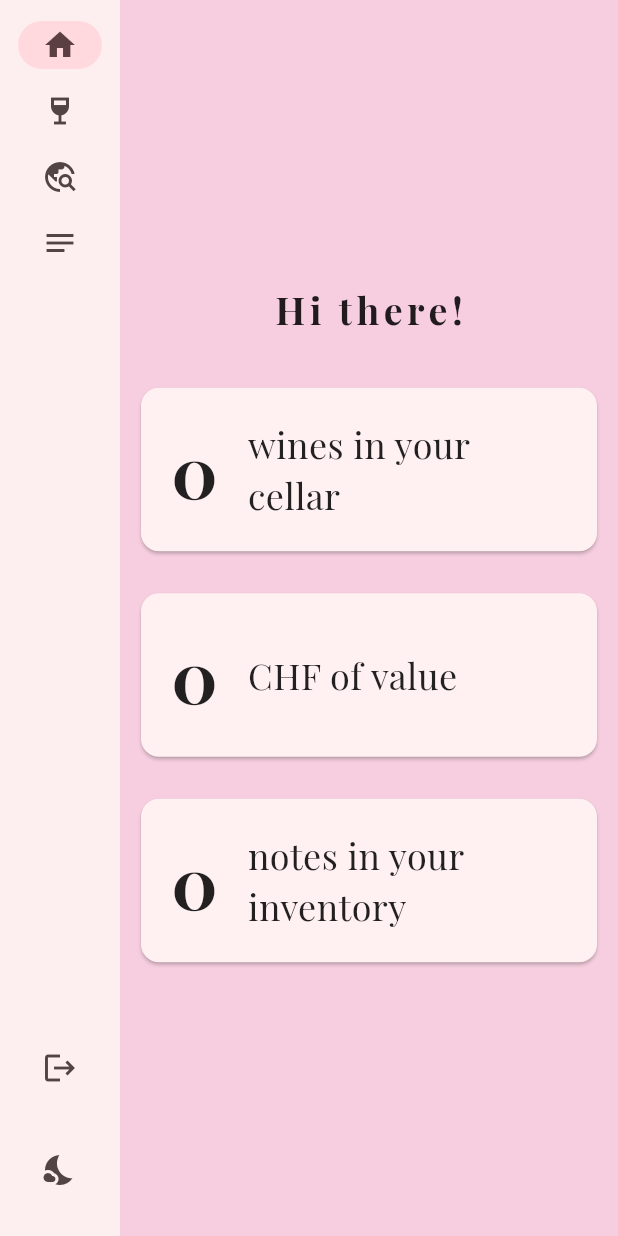
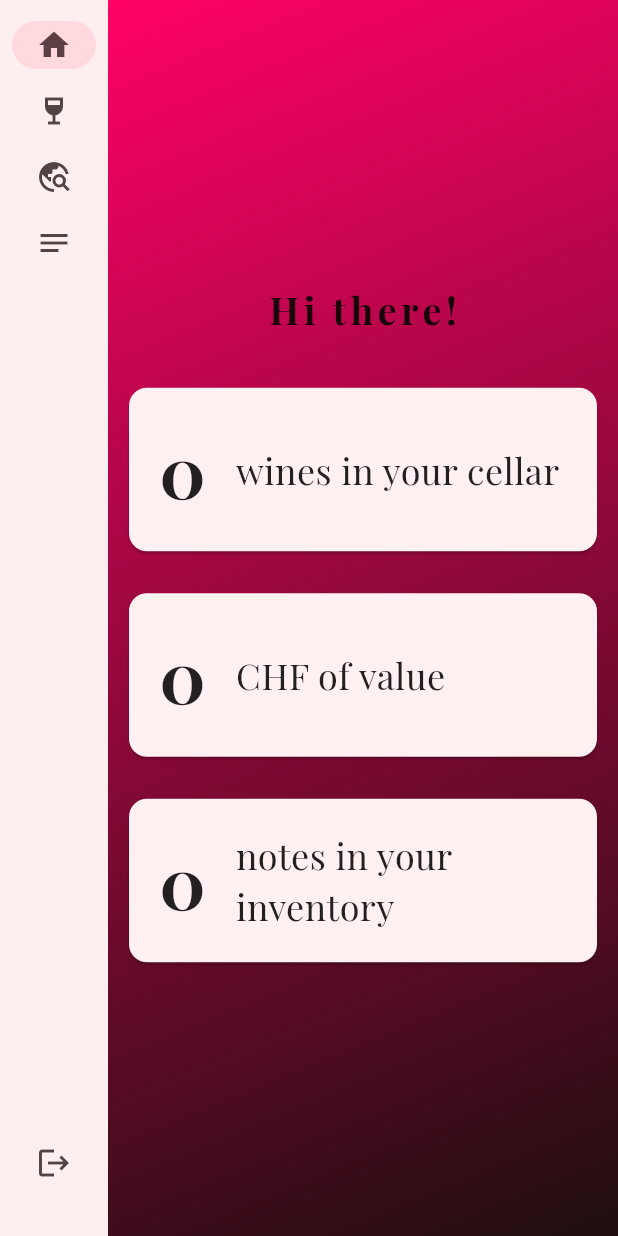
Before and after one commit to Ferrea-96/wiih, a Flutter app: the screen it shows once a user with an empty profile is signed in, on a phone screen of 412 x 824 dp. Run offline on Flutter 3.47's test engine with Material 3 defaults, Android fonts, the phone set to English and light mode, and no system bars; our stand-ins replace cloud_firestore, firebase_auth, firebase_core, firebase_storage, flutter_image_compress, google_fonts and 4 more; missing offline and left inert: firebase_app_check; accounts and stored records are empty.

Commit message:
removed darkmode and added same desgin as login ui

```diff
--- /dev/null
+++ b/lib/classes/gradient_background.dart
@@ -0,0 +1,21 @@
+import 'package:flutter/material.dart';
+
+class GradientBackground extends StatelessWidget {
+  final Widget child;
+
+  const GradientBackground({super.key, required this.child});
+
+  @override
+  Widget build(BuildContext context) {
+    return Container(
+      decoration: const BoxDecoration(
+        gradient: LinearGradient(
+          colors: [Color(0xFFff0266), Color(0xFF1E0E0E)],
+          begin: Alignment.topLeft,
+          end: Alignment.bottomRight,
+        ),
+      ),
+      child: child,
+    );
+  }
+}
--- a/lib/main.dart
+++ b/lib/main.dart
@@ -4,6 +4,7 @@ import 'package:provider/provider.dart';
 import 'package:google_fonts/google_fonts.dart';
 import 'package:firebase_auth/firebase_auth.dart';
 import 'package:wiih/classes/change_notifier.dart';
+import 'package:wiih/classes/gradient_background.dart';
 import 'package:wiih/flutter/auth_service.dart';
 import 'package:wiih/flutter/firebase_options.dart';
 import 'package:wiih/pages/login_page.dart';
@@ -44,12 +45,11 @@ class MyApp extends StatefulWidget {
 }
 
 class _MyAppState extends State<MyApp> {
-  bool _isDarkMode = false;
-
   @override
   Widget build(BuildContext context) {
     return MaterialApp(
       title: 'WIIH',
+      debugShowCheckedModeBanner: false,
       theme: ThemeData(
         useMaterial3: true,
         colorScheme: ColorScheme.fromSeed(
@@ -59,52 +59,23 @@ class _MyAppState extends State<MyApp> {
           onPrimary: Colors.white,
           secondary: const Color(0xFFc2185b),
           onSecondary: Colors.white,
-          surface:
-              const Color(0xFFFDEEEF),
-          primaryContainer: const Color(0xFFF6CEDF),
+          surface: const Color(0xFFFDEEEF),
+          primaryContainer: Colors.transparent,
           onSurface: Colors.black,
         ),
-        scaffoldBackgroundColor:
-            const Color(0xFFFDEEEF),
+        scaffoldBackgroundColor: Colors.transparent,
         textTheme: GoogleFonts.playfairDisplayTextTheme().apply(
           bodyColor: Colors.black87,
           displayColor: Colors.black87,
         ),
       ),
-      darkTheme: ThemeData(
-        useMaterial3: true,
-        colorScheme: ColorScheme.fromSeed(
-          seedColor: const Color(0xFFff0266),
-          brightness: Brightness.dark,
-          primary: const Color(0xFFff0266),
-          onPrimary: Colors.white,
-          secondary: const Color(0xFF880e4f),
-          onSecondary: Colors.white,
-          surface: const Color(0xFF1E0E0E),
-          primaryContainer: const Color(0xFF2C1A1A),
-          onSurface: Colors.white70,
-        ),
-        scaffoldBackgroundColor: const Color(0xFF1E0E0E),
-        textTheme: GoogleFonts.playfairDisplayTextTheme().apply(
-          bodyColor: Colors.white70,
-          displayColor: Colors.white70,
-        ),
-      ),
-      themeMode: _isDarkMode ? ThemeMode.dark : ThemeMode.light,
-      home: AuthenticatedApp(
-        isDarkMode: _isDarkMode,
-        onThemeToggle: (val) => setState(() => _isDarkMode = val),
-      ),
+      home: const AuthenticatedApp(),
     );
   }
 }
 
 class AuthenticatedApp extends StatelessWidget {
-  final bool isDarkMode;
-  final ValueChanged<bool> onThemeToggle;
-
-  const AuthenticatedApp(
-      {super.key, required this.isDarkMode, required this.onThemeToggle});
+  const AuthenticatedApp({super.key});
 
   @override
   Widget build(BuildContext context) {
@@ -116,10 +87,7 @@ class AuthenticatedApp extends StatelessWidget {
             body: Center(child: CircularProgressIndicator()),
           );
         } else if (snapshot.hasData) {
-          return MyHomePage(
-            isInitialLoading: true,
-            onThemeToggle: onThemeToggle,
-          );
+          return const MyHomePage(isInitialLoading: true);
         } else {
           return const LoginPage();
         }
@@ -130,11 +98,8 @@ class AuthenticatedApp extends StatelessWidget {
 
 class MyHomePage extends StatefulWidget {
   final bool isInitialLoading;
-  final ValueChanged<bool> onThemeToggle;
 
-  const MyHomePage(
-      {Key? key, required this.isInitialLoading, required this.onThemeToggle})
-      : super(key: key);
+  const MyHomePage({super.key, required this.isInitialLoading});
 
   @override
   State<MyHomePage> createState() => _MyHomePageState();
@@ -169,9 +134,13 @@ class _MyHomePageState extends State<MyHomePage> {
   Widget build(BuildContext context) {
     return LayoutBuilder(
       builder: (context, constraints) => Scaffold(
+        backgroundColor: const Color(0xFFFDEEEF), // for the whole base
         body: Row(
           children: [
-            SafeArea(
+            // ✅ Fixed white left side
+            Container(
+              width: constraints.maxWidth >= 600 ? 72 + 200 : 72,
+              color: const Color(0xFFFDEEEF),
               child: Column(
                 children: [
                   Expanded(
@@ -202,37 +171,28 @@ class _MyHomePageState extends State<MyHomePage> {
                     ),
                   ),
                   Padding(
-                    padding: const EdgeInsets.only(bottom: 20),
-                    child: IconButton(
-                        icon: Icon(Icons.logout),
-                        onPressed: (AuthService.signOut)),
+                    padding: const EdgeInsets.only(bottom: 25),
+                    child: Column(
+                      children: [
+                        IconButton(
+                            icon: const Icon(Icons.logout),
+                            onPressed: AuthService.signOut),
+                      ],
+                    ),
                   ),
-                  Padding(
-                    padding: const EdgeInsets.only(bottom: 20),
-                    child: IconButton(
-                      icon: Icon(
-                        Theme.of(context).brightness == Brightness.dark
-                            ? Icons.wb_sunny
-                            : Icons.nights_stay,
-                      ),
-                      onPressed: () {
-                        widget.onThemeToggle(
-                          Theme.of(context).brightness != Brightness.dark,
-                        );
-                      },
-                    ),
-                  )
                 ],
               ),
             ),
             Expanded(
-              child: Container(
-                color: Theme.of(context).colorScheme.primaryContainer,
-                child: _isInitialLoading
-                    ? Center(child: AnimatedWineBottleIcon())
-                    : _buildPageContent(),
+              child: GradientBackground(
+                child: Container(
+                  color: Colors.transparent,
+                  child: _isInitialLoading
+                      ? Center(child: AnimatedWineBottleIcon())
+                      : _buildPageContent(),
+                ),
               ),
-            )
+            ),
           ],
         ),
       ),
--- a/lib/pages/add_wine_page.dart
+++ b/lib/pages/add_wine_page.dart
@@ -3,6 +3,7 @@ import 'package:flutter/material.dart';
 import 'package:flutter/services.dart';
 import 'package:wiih/classes/animated_wine_bottle.dart';
 import 'package:wiih/classes/country_selection.dart';
+import 'package:wiih/classes/gradient_background.dart';
 import 'package:wiih/classes/image_helper.dart';
 import 'package:wiih/classes/type_selection.dart';
 import 'package:wiih/classes/wine/wine.dart';
@@ -31,11 +32,12 @@ class _AddWinePageState extends State<AddWinePage> {
 
   @override
   Widget build(BuildContext context) {
-    return Scaffold(
+    return LayoutBuilder(
+        builder: (context, constraints) => GradientBackground(
+                child: Scaffold(
               appBar: AppBar(
                 title: const Text('Enrich your collection'),
               ),
-      backgroundColor: Theme.of(context).colorScheme.secondaryContainer,
               body: Padding(
                 padding: const EdgeInsets.all(16.0),
                 child: SingleChildScrollView(
@@ -46,13 +48,16 @@ class _AddWinePageState extends State<AddWinePage> {
                     shape: RoundedRectangleBorder(
                       borderRadius: BorderRadius.circular(10.0),
                     ),
+                    color: Theme.of(context).colorScheme.surface,
                     child: Padding(
                       padding: const EdgeInsets.all(16.0),
                       child: Column(
                         crossAxisAlignment: CrossAxisAlignment.start,
                         children: [
-                  _buildTextField('Name', nameController, TextCapitalization.words),
-                  _buildTextField('Winery', wineryController, TextCapitalization.words),
+                          _buildTextField(
+                              'Name', nameController, TextCapitalization.words),
+                          _buildTextField('Winery', wineryController,
+                              TextCapitalization.words),
                           _buildCountrySelection(),
                           const SizedBox(height: 16),
                           _buildTypeSelection(),
@@ -69,10 +74,11 @@ class _AddWinePageState extends State<AddWinePage> {
                   ),
                 ),
               ),
-    );
+            )));
   }
 
-  Widget _buildTextField(String label, TextEditingController controller, TextCapitalization capitalization) {
+  Widget _buildTextField(String label, TextEditingController controller,
+      TextCapitalization capitalization) {
     return Padding(
       padding: const EdgeInsets.all(8.0),
       child: TextField(
@@ -128,7 +134,9 @@ class _AddWinePageState extends State<AddWinePage> {
       padding: const EdgeInsets.all(8.0),
       child: GestureDetector(
         onTap: () async {
-          final grapeVarieties = [...?WineOptions.grapeVarietiesByType[selectedType]]..sort();
+          final grapeVarieties = [
+            ...?WineOptions.grapeVarietiesByType[selectedType]
+          ]..sort();
           List<String>? result = await _showSelectionDialog(
             context,
             GrapeVarietySelectionDialog(
@@ -142,12 +150,16 @@ class _AddWinePageState extends State<AddWinePage> {
         },
         child: _buildInputDecorator(
           'Grape Varieties',
-          selectedGrapeVarieties.isNotEmpty ? selectedGrapeVarieties.join(', ') : 'Select',
+          selectedGrapeVarieties.isNotEmpty
+              ? selectedGrapeVarieties.join(', ')
+              : 'Select',
         ),
       ),
     );
   }
-  Padding _buildNumberInputField(String label, TextEditingController controller) {
+
+  Padding _buildNumberInputField(
+      String label, TextEditingController controller) {
     if (label == 'Year') {
       int currentYear = DateTime.now().year;
       int initialYear = int.tryParse(controller.text) ?? currentYear;
@@ -193,14 +205,19 @@ class _AddWinePageState extends State<AddWinePage> {
       padding: const EdgeInsets.all(8.0),
       child: Row(
         children: [
-          ElevatedButton.icon(onPressed: _captureImage, label: const Icon(Icons.camera_alt)),
+          ElevatedButton.icon(
+              onPressed: _captureImage, label: const Icon(Icons.camera_alt)),
           const SizedBox(width: 8),
-          ElevatedButton.icon(onPressed: _pickImage, icon: const Icon(Icons.image), label: const Text('Pick Image')),
+          ElevatedButton.icon(
+              onPressed: _pickImage,
+              icon: const Icon(Icons.image),
+              label: const Text('Pick Image')),
           const SizedBox(width: 16),
           if (_image != null)
             ClipRRect(
               borderRadius: BorderRadius.circular(8),
-              child: Image.file(_image!, width: 60, height: 80, fit: BoxFit.cover),
+              child:
+                  Image.file(_image!, width: 60, height: 80, fit: BoxFit.cover),
             ),
         ],
       ),
@@ -249,7 +266,8 @@ class _AddWinePageState extends State<AddWinePage> {
     );
   }
 
-  Future<T?> _showSelectionDialog<T>(BuildContext context, Widget dialog) async {
+  Future<T?> _showSelectionDialog<T>(
+      BuildContext context, Widget dialog) async {
     return await showDialog<T>(
       context: context,
       builder: (BuildContext context) => dialog,
--- a/lib/pages/country_wine_page.dart
+++ b/lib/pages/country_wine_page.dart
@@ -1,6 +1,7 @@
 import 'package:flutter/material.dart';
 import 'package:provider/provider.dart';
 import 'package:wiih/classes/change_notifier.dart';
+import 'package:wiih/classes/gradient_background.dart';
 import 'package:wiih/classes/placeholder_image.dart';
 import 'package:wiih/classes/wine/wine.dart';
 
@@ -17,7 +18,9 @@ class CountryWinePage extends StatelessWidget {
 
     final pageController = PageController(viewportFraction: 0.95);
 
-    return Scaffold(
+    return LayoutBuilder(
+        builder: (context, constraints) => GradientBackground(
+                child: Scaffold(
               appBar: AppBar(title: Text('Wines from $country')),
               body: SafeArea(
                 child: winesFromCountry.isEmpty
@@ -27,13 +30,14 @@ class CountryWinePage extends StatelessWidget {
                         itemCount: winesFromCountry.length,
                         itemBuilder: (context, index) {
                           return Padding(
-                    padding: const EdgeInsets.symmetric(horizontal: 6.0),
+                            padding:
+                                const EdgeInsets.symmetric(horizontal: 6.0),
                             child: WineCard(wine: winesFromCountry[index]),
                           );
                         },
                       ),
               ),
-    );
+            )));
   }
 }
 
--- a/lib/pages/edit_wine_page.dart
+++ b/lib/pages/edit_wine_page.dart
@@ -5,6 +5,7 @@ import 'package:flutter/material.dart';
 import 'package:flutter/services.dart';
 import 'package:wiih/classes/animated_wine_bottle.dart';
 import 'package:wiih/classes/country_selection.dart';
+import 'package:wiih/classes/gradient_background.dart';
 import 'package:wiih/classes/grapevariety_selection.dart';
 import 'package:wiih/classes/image_helper.dart';
 import 'package:wiih/classes/type_selection.dart';
@@ -52,9 +53,10 @@ class _EditWinePageState extends State<EditWinePage> {
 
   @override
   Widget build(BuildContext context) {
-    return Scaffold(
+    return LayoutBuilder(
+        builder: (context, constraints) => GradientBackground(
+                child: Scaffold(
               appBar: AppBar(title: const Text('Edit your collection')),
-      backgroundColor: Theme.of(context).colorScheme.secondaryContainer,
               body: Padding(
                 padding: const EdgeInsets.all(16),
                 child: SingleChildScrollView(
@@ -63,6 +65,7 @@ class _EditWinePageState extends State<EditWinePage> {
                     margin: const EdgeInsets.all(8.0),
                     shape: RoundedRectangleBorder(
                         borderRadius: BorderRadius.circular(10.0)),
+                    color: Theme.of(context).colorScheme.surface,
                     child: Padding(
                       padding: const EdgeInsets.all(16.0),
                       child: Column(
@@ -70,8 +73,8 @@ class _EditWinePageState extends State<EditWinePage> {
                         children: [
                           _buildTextField(
                               'Name', nameController, TextCapitalization.words),
-                  _buildTextField(
-                      'Winery', wineryController, TextCapitalization.words),
+                          _buildTextField('Winery', wineryController,
+                              TextCapitalization.words),
                           _buildCountrySelector(),
                           _buildTypeSelection(),
                           _buildGrapeVarietiesSelector(),
@@ -85,7 +88,7 @@ class _EditWinePageState extends State<EditWinePage> {
                   ),
                 ),
               ),
-    );
+            )));
   }
 
   Padding _buildTextField(String label, TextEditingController controller,
@@ -225,8 +228,6 @@ class _EditWinePageState extends State<EditWinePage> {
     );
   }
 
-// A newly selected image via camera or gallery (_image != null), or
-// An existing image URL in the wine object (widget.wine.imageUrl)
   Padding _buildImageButtons() {
     final bool hasExistingImage =
         _image != null || (widget.wine.imageUrl?.isNotEmpty ?? false);
--- a/lib/pages/notes_page.dart
+++ b/lib/pages/notes_page.dart
@@ -90,7 +90,7 @@ class _NotesPageState extends State<NotesPage> {
           decoration: BoxDecoration(
             color: Theme.of(context)
                 .colorScheme
-                .secondaryContainer, // You can change the highlight color
+                .secondaryContainer,
             borderRadius: BorderRadius.circular(8.0),
           ),
           child: Text(
```
Lines whose indentation alone changed are shown as unchanged.
